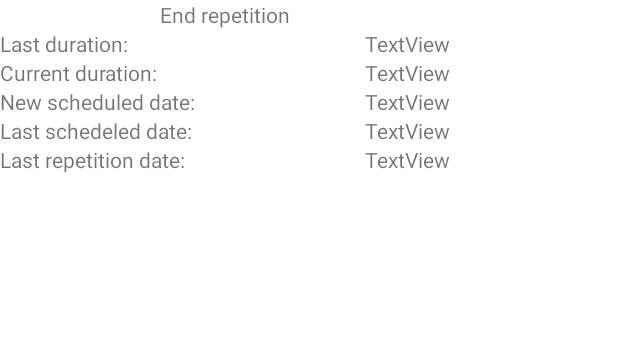
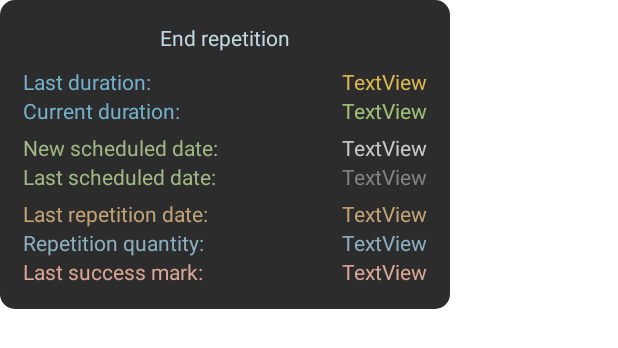
Before and after one commit to NikolayKuts/Klaf, an Android app: the layout dialog_end_repetition.xml on its own in the app's theme, with its tools: preview values and no code run, on a phone screen of 412 x 824 dp. Shown: the top 348 px of the screen. Run offline under Robolectric (Android 15) with nearby library versions, the phone set to English and light mode, and no system bars.

Commit message:
Improve UI of end repetition dialog

```diff
--- a/app/src/main/java/com/example/klaf/screens/LessonActivity.java
+++ b/app/src/main/java/com/example/klaf/screens/LessonActivity.java
@@ -37,6 +37,7 @@ import com.google.android.material.floatingactionbutton.FloatingActionButton;
 import java.util.ArrayList;
 import java.util.LinkedList;
 import java.util.List;
+import java.util.Locale;
 
 public class LessonActivity extends AppCompatActivity {
     private static final int EASE_LEVEL_EASY = 0;
@@ -510,19 +511,29 @@ public class LessonActivity extends AppCompatActivity {
         DateWorker dateWorker = new DateWorker();
         Dialog dialog = new Dialog(this);
         dialog.setContentView(R.layout.dialog_end_repetition);
+        dialog.getWindow().setBackgroundDrawableResource(android.R.color.transparent);
+        int currentDuration = timer.getSavedTotalSeconds();
 
         TextView textViewCurrentDuration = dialog.findViewById(R.id.textViewValueCurrentDuration);
         TextView textViewLastDuration = dialog.findViewById(R.id.textViewValueLastDuration);
-        TextView textViewNewScheduledDate = dialog.findViewById(R.id.textViewValueScheduldDate);
+        TextView textViewNewScheduledDate = dialog.findViewById(R.id.textViewValueScheduledDate);
         TextView textViewLastScheduledDate = dialog.findViewById(R.id.textViewValueLastScheduledDate);
-        TextView textViewValueLastRepetitionDate = dialog.findViewById(R.id.textViewValueLastRepetitonDate);
+        TextView textViewLastRepetitionDate = dialog.findViewById(R.id.textViewValueLastRepetitionDate);
+        TextView textViewRepetitionQuantity = dialog.findViewById(R.id.textViewValueRepetitionQuantity);
+        TextView textViewSuccessMark = dialog.findViewById(R.id.textViewValueSuccessMark);
 
         textViewLastDuration.setText(timer.getTimeAsString(lessonDesk.getLastRepeatDuration()));
-        textViewCurrentDuration.setText(timer.getTimeAsString(timer.getSavedTotalSeconds()));
+        textViewCurrentDuration.setText(timer.getTimeAsString(currentDuration));
+
         textViewNewScheduledDate.setText(dateWorker.getFormattedDate(updatedDesk.getScheduledDate()));
         textViewLastScheduledDate.setText(dateWorker.getFormattedDate(lessonDesk.getScheduledDate()));
-        textViewValueLastRepetitionDate.setText(dateWorker.getFormattedDate(updatedDesk.getLastRepetitionDate()));
-        Log.i("log", "showFinishDialog: lessonDesk" + dateWorker.getFormattedDate(lessonDesk.getLastRepetitionDate()));
+        textViewLastRepetitionDate.setText(dateWorker.getFormattedDate(updatedDesk.getLastRepetitionDate()));
+        textViewRepetitionQuantity.setText(String.format(Locale.getDefault(), "%d", updatedDesk.getRepetitionQuantity()));
+        textViewSuccessMark.setText(lessonDesk.isSucceededLastRepetition() ? "succeed" : "failed");
+
+        if (!dateWorker.getUpdatedSucceededLastRepetition(lessonDesk, currentDuration)) {
+            textViewCurrentDuration.setTextColor(ContextCompat.getColor(this, R.color.red));
+        }
         dialog.show();
     }
 
@@ -530,28 +541,28 @@ public class LessonActivity extends AppCompatActivity {
         DateWorker dateWorker = new DateWorker();
         long updatedLastRepetitionDate;
         int currentRepetitionDuration;
+        boolean updatedSucceededLastRepetition;
+
         if (lessonDesk.getRepetitionQuantity() % 2 != 0) {
             updatedLastRepetitionDate = dateWorker.getCurrentDate();
             currentRepetitionDuration = timer.getSavedTotalSeconds();
+            updatedSucceededLastRepetition = dateWorker.getUpdatedSucceededLastRepetition(lessonDesk, currentRepetitionDuration);
         } else {
             updatedLastRepetitionDate = lessonDesk.getLastRepetitionDate();
             currentRepetitionDuration = lessonDesk.getLastRepeatDuration();
+            updatedSucceededLastRepetition = lessonDesk.isSucceededLastRepetition();
         }
 
-//        int currentRepetitionDuration = timer.getSavedTotalSeconds();
         long newScheduledDate = dateWorker.getScheduledDateNextRepetition(lessonDesk, currentRepetitionDuration);
-        Log.i("logg", "getUpdatedDesk: " + dateWorker.getFormattedDate(newScheduledDate));
         int updatedRepetitionDay = dateWorker.getUpdatedRepetitionDay(lessonDesk); // method getUpdated
         int updatedRepetitionQuantity = lessonDesk.getRepetitionQuantity() + 1;
-        boolean updatedSucceededLastRepetition = dateWorker.getUpdatedSucceededLastRepetition(lessonDesk, currentRepetitionDuration);
+//        boolean updatedSucceededLastRepetition = dateWorker.getUpdatedSucceededLastRepetition(lessonDesk, currentRepetitionDuration);
 
-        //        viewModel.insertDesk(updatedDesk);
         return new Deck(
                 deskId,
                 lessonDesk.getName(),
                 lessonDesk.getCreationDate(),
                 updatedLastRepetitionDate,
-
                 newScheduledDate,
                 currentRepetitionDuration,
                 updatedRepetitionDay,
--- a/app/src/main/java/com/example/klaf/screens/MainActivity.java
+++ b/app/src/main/java/com/example/klaf/screens/MainActivity.java
@@ -2,6 +2,7 @@ package com.example.klaf.screens;
 
 import androidx.annotation.NonNull;
 import androidx.appcompat.app.AppCompatActivity;
+import androidx.core.app.NotificationManagerCompat;
 import androidx.lifecycle.ViewModelProviders;
 import androidx.recyclerview.widget.LinearLayoutManager;
 import androidx.recyclerview.widget.RecyclerView;
@@ -126,6 +127,7 @@ public class MainActivity extends AppCompatActivity {
         runRepetitionDayUpdater(firstStart);
         runRepetitionReminder(firstStart);
         showInfoForChecking();
+        NotificationManagerCompat.from(this).cancelAll();
     }
 
     private void runRepetitionDayUpdater(boolean firstStart) {
@@ -301,10 +303,10 @@ public class MainActivity extends AppCompatActivity {
     private void showInfoForChecking() {
         JobScheduler scheduler = (JobScheduler) getSystemService(JOB_SCHEDULER_SERVICE);
 //        scheduler.cancelAll();
-        List<JobInfo> jobInfos = scheduler.getAllPendingJobs();
-        Log.i("log", "onResume: " + jobInfos.size());
+        List<JobInfo> jobInfo = scheduler.getAllPendingJobs();
+        Log.i("log", "onResume: " + jobInfo.size());
         int i = 0;
-        for (JobInfo jobinfo : jobInfos) {
+        for (JobInfo jobinfo : jobInfo) {
             Log.i("log", "onResume: " + i++ + jobinfo.getId());
         }
     }
--- /dev/null
+++ b/app/src/main/res/drawable/background_dialog_end_repetition.xml
@@ -0,0 +1,9 @@
+<?xml version="1.0" encoding="utf-8"?>
+<shape xmlns:android="http://schemas.android.com/apk/res/android"
+    android:shape="rectangle">
+    <solid
+        android:color="@color/app_background" />
+    <corners
+        android:radius="10dp" />
+
+</shape>
--- a/app/src/main/res/layout/dialog_end_repetition.xml
+++ b/app/src/main/res/layout/dialog_end_repetition.xml
@@ -4,13 +4,16 @@
     xmlns:app="http://schemas.android.com/apk/res-auto"
     xmlns:tools="http://schemas.android.com/tools"
     android:layout_width="300sp"
-    android:layout_height="300dp">
+    android:layout_height="wrap_content"
+    android:padding="15dp"
+    android:background="@drawable/background_dialog_end_repetition">
 
     <TextView
         android:id="@+id/textViewTitleDialogEndRepetition"
         android:layout_width="wrap_content"
         android:layout_height="wrap_content"
-        android:text="End repetition"
+        android:text="@string/end_repetition"
+        android:textColor="#C2D7E1"
         app:layout_constraintEnd_toEndOf="parent"
         app:layout_constraintStart_toStartOf="parent"
         app:layout_constraintTop_toTopOf="parent" />
@@ -19,7 +22,9 @@
         android:id="@+id/textViewTitleLastDuration"
         android:layout_width="wrap_content"
         android:layout_height="wrap_content"
-        android:text="Last duration:"
+        android:layout_marginTop="10dp"
+        android:text="@string/last_duration"
+        android:textColor="#73B0CC"
         app:layout_constraintStart_toStartOf="parent"
         app:layout_constraintTop_toBottomOf="@+id/textViewTitleDialogEndRepetition" />
 
@@ -27,7 +32,8 @@
         android:id="@+id/textViewTitleCurrentDuration"
         android:layout_width="wrap_content"
         android:layout_height="wrap_content"
-        android:text="Current duration:"
+        android:text="@string/current_duration"
+        android:textColor="#73B0CC"
         app:layout_constraintStart_toStartOf="parent"
         app:layout_constraintTop_toBottomOf="@+id/textViewTitleLastDuration" />
 
@@ -35,7 +41,8 @@
         android:id="@+id/textViewValueLastDuration"
         android:layout_width="wrap_content"
         android:layout_height="wrap_content"
-        android:text="TextView"
+        tools:text="TextView"
+        android:textColor="#DAB851"
         app:layout_constraintBottom_toBottomOf="@+id/textViewTitleLastDuration"
         app:layout_constraintEnd_toEndOf="parent"
         app:layout_constraintTop_toTopOf="@+id/textViewTitleLastDuration" />
@@ -44,7 +51,8 @@
         android:id="@+id/textViewValueCurrentDuration"
         android:layout_width="wrap_content"
         android:layout_height="wrap_content"
-        android:text="TextView"
+        tools:text="TextView"
+        android:textColor="@color/item_deck_name_green"
         app:layout_constraintEnd_toEndOf="parent"
         app:layout_constraintTop_toBottomOf="@+id/textViewValueLastDuration" />
 
@@ -52,23 +60,27 @@
         android:id="@+id/textViewTitleScheduledDate"
         android:layout_width="wrap_content"
         android:layout_height="wrap_content"
-        android:text="New scheduled date:"
+        android:layout_marginTop="5dp"
+        android:text="@string/new_scheduled_date"
+        android:textColor="#A1B885"
         app:layout_constraintStart_toStartOf="parent"
         app:layout_constraintTop_toBottomOf="@+id/textViewTitleCurrentDuration" />
 
     <TextView
-        android:id="@+id/textViewValueScheduldDate"
+        android:id="@+id/textViewValueScheduledDate"
         android:layout_width="wrap_content"
         android:layout_height="wrap_content"
-        android:text="TextView"
+        android:textColor="#C8C8C8"
         app:layout_constraintEnd_toEndOf="parent"
-        app:layout_constraintTop_toBottomOf="@+id/textViewValueCurrentDuration" />
+        app:layout_constraintTop_toTopOf="@+id/textViewTitleScheduledDate"
+        tools:text="TextView" />
 
     <TextView
         android:id="@+id/textViewTitleLastScheduledDate"
         android:layout_width="wrap_content"
         android:layout_height="wrap_content"
-        android:text="Last schedeled date:"
+        android:text="@string/last_scheduled_date"
+        android:textColor="#A1B885"
         app:layout_constraintStart_toStartOf="parent"
         app:layout_constraintTop_toBottomOf="@+id/textViewTitleScheduledDate" />
 
@@ -76,23 +88,63 @@
         android:id="@+id/textViewValueLastScheduledDate"
         android:layout_width="wrap_content"
         android:layout_height="wrap_content"
-        android:text="TextView"
+        android:textColor="#838383"
         app:layout_constraintEnd_toEndOf="parent"
-        app:layout_constraintTop_toBottomOf="@+id/textViewValueScheduldDate" />
+        app:layout_constraintTop_toBottomOf="@+id/textViewValueScheduledDate"
+        tools:text="TextView" />
 
     <TextView
         android:id="@+id/textViewTitleLastRepetitionDate"
         android:layout_width="wrap_content"
         android:layout_height="wrap_content"
-        android:text="Last repetition date:"
+        android:layout_marginTop="5dp"
+        android:text="@string/last_repetition_date"
+        android:textColor="#C1A376"
         app:layout_constraintStart_toStartOf="parent"
         app:layout_constraintTop_toBottomOf="@+id/textViewTitleLastScheduledDate" />
 
     <TextView
-        android:id="@+id/textViewValueLastRepetitonDate"
+        android:id="@+id/textViewValueLastRepetitionDate"
         android:layout_width="wrap_content"
         android:layout_height="wrap_content"
-        android:text="TextView"
+        android:textColor="#C1A376"
         app:layout_constraintEnd_toEndOf="parent"
-        app:layout_constraintTop_toBottomOf="@+id/textViewValueLastScheduledDate" />
+        app:layout_constraintTop_toTopOf="@+id/textViewTitleLastRepetitionDate"
+        tools:text="TextView" />
+
+    <TextView
+        android:id="@+id/textViewRepetitionQuantiy"
+        android:layout_width="wrap_content"
+        android:layout_height="wrap_content"
+        android:text="@string/repetition_quantity"
+        android:textColor="#8CAFBF"
+        app:layout_constraintStart_toStartOf="parent"
+        app:layout_constraintTop_toBottomOf="@+id/textViewTitleLastRepetitionDate" />
+
+    <TextView
+        android:id="@+id/textViewSuccessMark"
+        android:layout_width="wrap_content"
+        android:layout_height="wrap_content"
+        android:text="@string/success_mark"
+        android:textColor="#DCA695"
+        app:layout_constraintStart_toStartOf="parent"
+        app:layout_constraintTop_toBottomOf="@+id/textViewRepetitionQuantiy" />
+
+    <TextView
+        android:id="@+id/textViewValueRepetitionQuantity"
+        android:layout_width="wrap_content"
+        android:layout_height="wrap_content"
+        tools:text="TextView"
+        android:textColor="#8CAFBF"
+        app:layout_constraintEnd_toEndOf="parent"
+        app:layout_constraintTop_toBottomOf="@+id/textViewValueLastRepetitionDate" />
+
+    <TextView
+        android:id="@+id/textViewValueSuccessMark"
+        android:layout_width="wrap_content"
+        android:layout_height="wrap_content"
+        tools:text="TextView"
+        android:textColor="#DCA695"
+        app:layout_constraintEnd_toEndOf="parent"
+        app:layout_constraintTop_toBottomOf="@+id/textViewValueRepetitionQuantity" />
 </androidx.constraintlayout.widget.ConstraintLayout>
--- a/app/src/main/res/values/strings.xml
+++ b/app/src/main/res/values/strings.xml
@@ -19,4 +19,12 @@
     <string name="dialog_button_rename_deck">Rename deck</string>
     <string name="dialog_button_show_cards">Show cards</string>
     <string name="dialog_button_add_cards">Add cards</string>
+    <string name="end_repetition">End repetition</string>
+    <string name="last_duration">Last duration:</string>
+    <string name="current_duration">Current duration:</string>
+    <string name="new_scheduled_date">New scheduled date:</string>
+    <string name="last_scheduled_date">Last scheduled date:</string>
+    <string name="last_repetition_date">Last repetition date:</string>
+    <string name="repetition_quantity">Repetition quantity:</string>
+    <string name="success_mark">Last success mark:</string>
 </resources>
```
